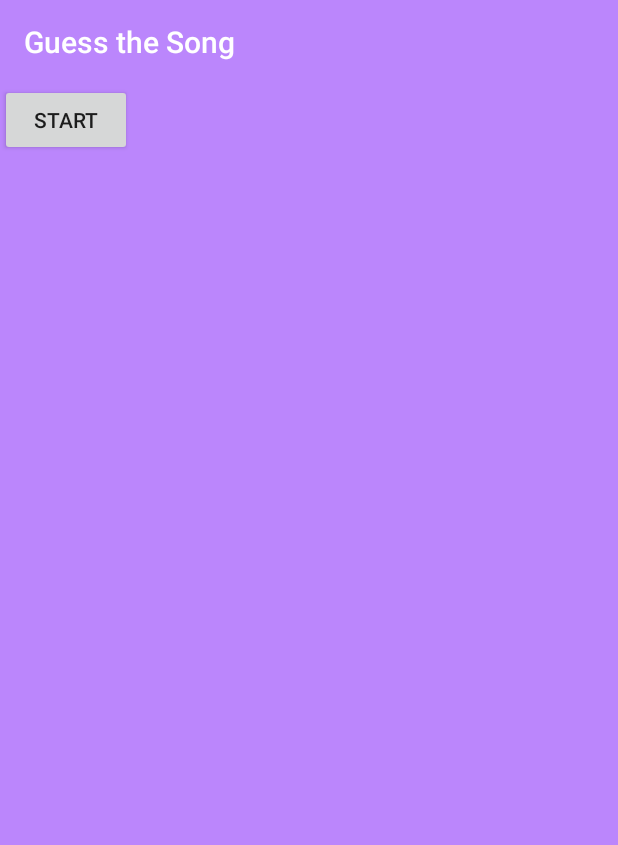
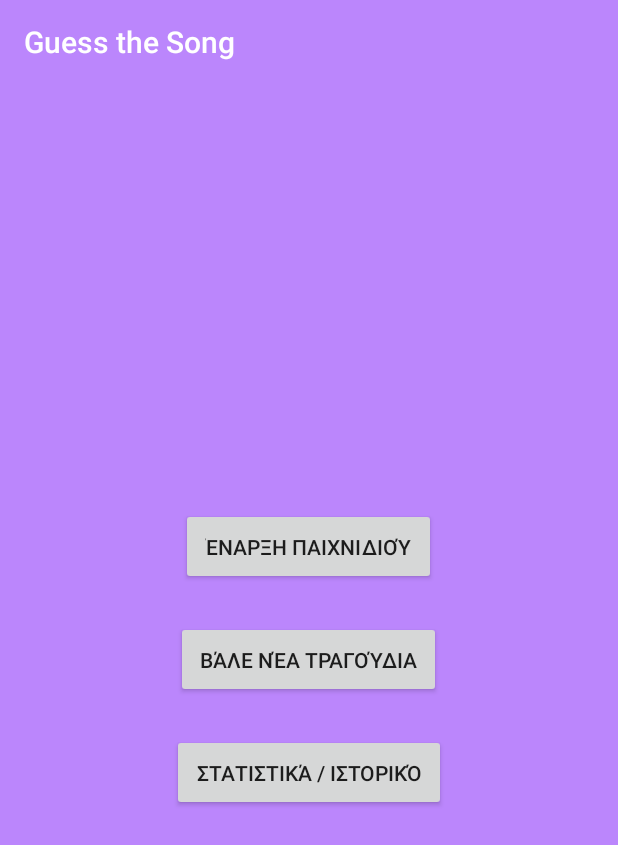
Before and after one commit to nikolassc/Guess-the-song-Android-App, an Android app built with Jetpack Compose: the screen it shows after launch (MainActivity), on a phone screen of 412 x 824 dp. Shown: the top 845 px of the screen. Run offline under Robolectric (Android 15) with nearby library versions, the phone set to English and light mode, and no system bars; our stand-ins replace Room's generated code.

```diff
--- a/app/src/main/java/com/example/gsong/MainActivity.java
+++ b/app/src/main/java/com/example/gsong/MainActivity.java
@@ -3,7 +3,6 @@ package com.example.gsong;
 import android.content.Context;
 import android.content.Intent;
 import android.os.Bundle;
-import android.view.View;
 import android.widget.Button;
 
 import androidx.appcompat.app.AppCompatActivity;
@@ -22,25 +21,41 @@ import java.nio.charset.StandardCharsets;
 import java.util.List;
 
 public class MainActivity extends AppCompatActivity {
+
+    Button buttonStartGame, buttonAddSongs, buttonStats;
+
     @Override
     protected void onCreate(Bundle savedInstanceState) {
         super.onCreate(savedInstanceState);
         setContentView(R.layout.activity_main);
 
+        // Προφόρτωση τραγουδιών από JSON (πχ. assets/songs.json)
         preloadSongsFromJson(this);
 
+        // Toolbar
         Toolbar toolbar = findViewById(R.id.my_toolbar);
         setSupportActionBar(toolbar);
         getSupportActionBar().setTitle("Guess the Song");
 
-        Button gameButton = findViewById(R.id.game_button);
-        gameButton.setOnClickListener(new View.OnClickListener() {
-            @Override
-            public void onClick(View v) {
-                Intent intent = new Intent(MainActivity.this, GameActivity.class);
-                startActivity(intent);
-            }
+        // Κουμπιά
+        buttonStartGame = findViewById(R.id.button_start_game);
+        buttonAddSongs = findViewById(R.id.button_add_songs);
+        buttonStats = findViewById(R.id.button_stats);
+
+        buttonStartGame.setOnClickListener(v -> {
+            Intent intent = new Intent(MainActivity.this, GameActivity.class);
+            startActivity(intent);
         });
+
+        buttonAddSongs.setOnClickListener(v -> {
+            Intent intent = new Intent(MainActivity.this, AddSongActivity.class);
+            startActivity(intent);
+        });
+
+       /* buttonStats.setOnClickListener(v -> {
+            Intent intent = new Intent(MainActivity.this, StatsActivity.class);
+            startActivity(intent);
+        });  */
     }
 
     private void preloadSongsFromJson(Context context) {
@@ -76,7 +91,4 @@ public class MainActivity extends AppCompatActivity {
             e.printStackTrace();
         }
     }
-
-
-
 }
--- a/app/src/main/java/com/example/gsong/data/SongDao.java
+++ b/app/src/main/java/com/example/gsong/data/SongDao.java
@@ -17,8 +17,12 @@ public interface SongDao {
     @Query("SELECT * FROM Song ORDER BY RANDOM() LIMIT 1")
     Song getRandomSong();
 
+    @Query("SELECT * FROM Song WHERE title = :title LIMIT 1")
+    Song getSongByTitle(String title);
+
     @Insert
     void insert(Song song);
+
     @Insert
     void insertAll(Song... songs);
 }
--- a/app/src/main/java/com/example/gsong/models/Song.java
+++ b/app/src/main/java/com/example/gsong/models/Song.java
@@ -2,14 +2,27 @@ package com.example.gsong.models;
 
 import androidx.room.Entity;
 import androidx.room.PrimaryKey;
+
 import java.io.Serializable;
 
 @Entity
-public class Song implements Serializable{
+public class Song implements Serializable {
 
     @PrimaryKey(autoGenerate = true)
     public int id;
 
     public String title;
     public String fileName;
+
+    // Default constructor (χρειάζεται για Room)
+    public Song() {
+    }
+
+    // Constructor με παραμέτρους (για χρήση στον AddSongActivity)
+    public Song(String title, String fileName) {
+        this.title = title;
+        this.fileName = fileName;
+    }
+
+    // Προαιρετικά: μπορείς να προσθέσεις και getters/setters αν θέλεις να είσαι πιο OOP
 }
--- a/app/src/main/res/layout/activity_main.xml
+++ b/app/src/main/res/layout/activity_main.xml
@@ -1,22 +1,49 @@
 <?xml version="1.0" encoding="utf-8"?>
-<LinearLayout
-    xmlns:android="http://schemas.android.com/apk/res/android"
+<LinearLayout xmlns:android="http://schemas.android.com/apk/res/android"
     xmlns:app="http://schemas.android.com/apk/res-auto"
     android:orientation="vertical"
     android:layout_width="match_parent"
     android:layout_height="match_parent">
 
+    <!-- Toolbar -->
     <androidx.appcompat.widget.Toolbar
         android:id="@+id/my_toolbar"
         android:layout_width="match_parent"
         android:layout_height="?attr/actionBarSize"
         android:background="?attr/colorPrimary"
-        app:title="GSong"
         app:titleTextColor="@android:color/white" />
 
-    <Button
-        android:id="@+id/game_button"
-        android:layout_width="wrap_content"
-        android:layout_height="wrap_content"
-        android:text="Start" />
+    <!-- Κύριο περιεχόμενο: 3 κουμπιά -->
+    <LinearLayout
+        android:layout_width="match_parent"
+        android:layout_height="match_parent"
+        android:orientation="vertical"
+        android:gravity="center"
+        android:padding="24dp">
+
+        <Button
+            android:id="@+id/button_start_game"
+            android:layout_width="wrap_content"
+            android:layout_height="wrap_content"
+            android:text="Έναρξη Παιχνιδιού"
+            android:padding="16dp"
+            android:layout_marginBottom="24dp" />
+
+        <Button
+            android:id="@+id/button_add_songs"
+            android:layout_width="wrap_content"
+            android:layout_height="wrap_content"
+            android:text="Βάλε Νέα Τραγούδια"
+            android:padding="16dp"
+            android:layout_marginBottom="24dp" />
+
+        <Button
+            android:id="@+id/button_stats"
+            android:layout_width="wrap_content"
+            android:layout_height="wrap_content"
+            android:text="Στατιστικά / Ιστορικό"
+            android:padding="16dp" />
+
+    </LinearLayout>
+
 </LinearLayout>
```
Also changed, not shown: app/src/main/AndroidManifest.xml (+12 -3 lines), app/src/main/java/com/example/gsong/AddSongActivity.java (added, +75 -0 lines), app/src/main/res/layout/activity_add_song.xml (added, +39 -0 lines).
